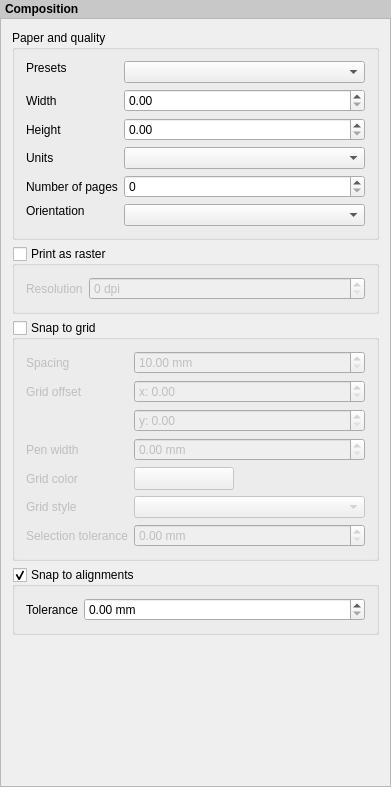
This is src/ui/qgscompositionwidgetbase.ui in qgis/QGIS as Qt 5 draws it before an edit. The edited form follows.
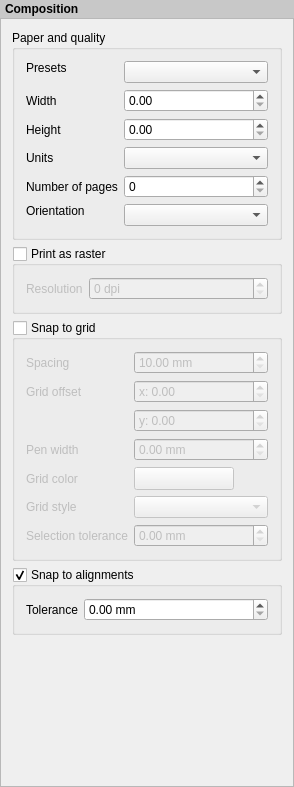
This is the edited form. Custom widgets are drawn as their Qt base class.

Commit message: Set minimum width for composition and item properties panels in composer

```diff
--- a/src/ui/qgscompositionwidgetbase.ui
+++ b/src/ui/qgscompositionwidgetbase.ui
@@ -6,7 +6,7 @@
    <rect>
     <x>0</x>
     <y>0</y>
-    <width>391</width>
+    <width>294</width>
     <height>787</height>
    </rect>
   </property>
@@ -64,8 +64,8 @@
        <rect>
         <x>0</x>
         <y>0</y>
-        <width>389</width>
-        <height>765</height>
+        <width>292</width>
+        <height>764</height>
        </rect>
       </property>
       <layout class="QVBoxLayout" name="verticalLayout_2">
```
The commit also changes 4 other files.
